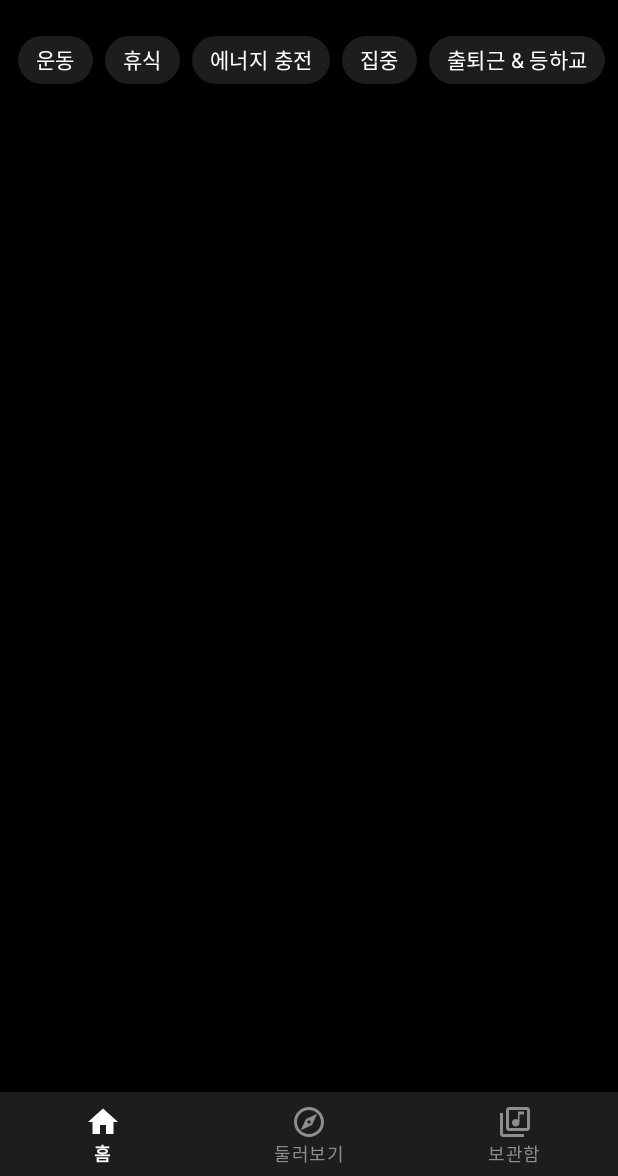
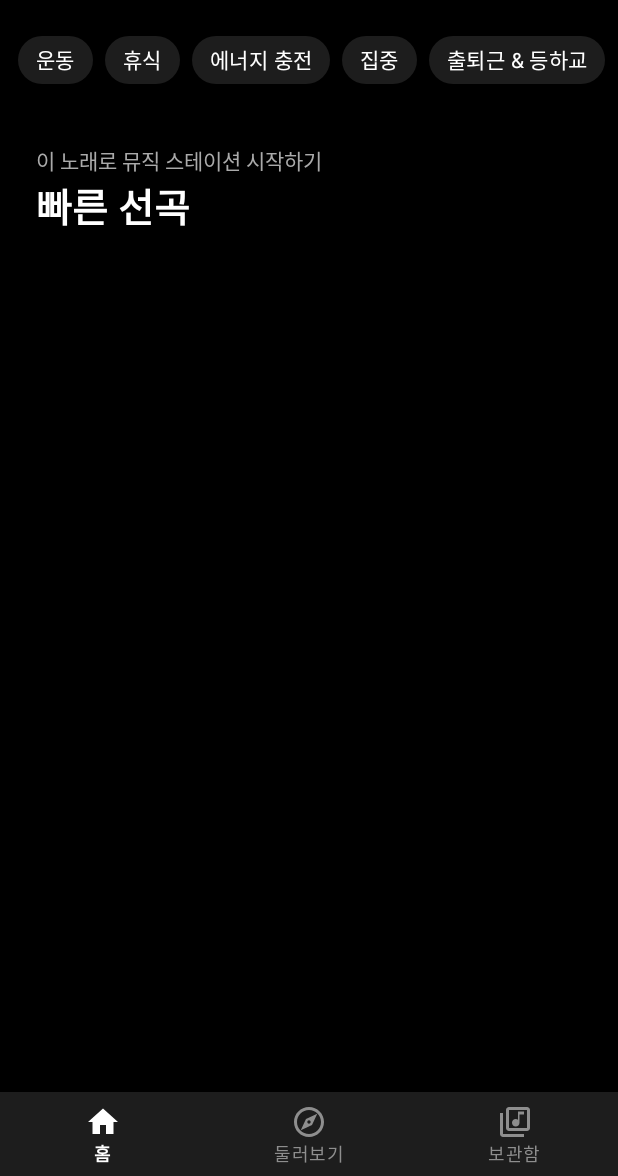
Before and after one commit to patrick0422/YangtubeMusic, an Android app: the screen it shows after launch (MainActivity), on a phone screen of 412 x 824 dp, the part 60-1236 px from its top. Run offline under Robolectric (Android 15) with nearby library versions, the light colour scheme and no system bars; our stand-ins replace data binding, navigation-ui; libraries missing offline, so code that uses them is left out: androidx.constraintlayout.widget.

Commit message:
Add Text description for quick play

```diff
--- a/app/src/main/res/layout/fragment_home.xml
+++ b/app/src/main/res/layout/fragment_home.xml
@@ -10,12 +10,14 @@
     <androidx.constraintlayout.widget.ConstraintLayout
         android:layout_width="match_parent"
         android:layout_height="match_parent"
-        tools:context=".HomeFragment">
+        tools:background="@color/black"
+        tools:context=".presentation.home.HomeFragment">
 
         <HorizontalScrollView
             android:id="@+id/chipBody"
             android:layout_width="0dp"
             android:layout_height="50dp"
+            android:scrollbars="none"
             app:layout_constraintEnd_toEndOf="parent"
             app:layout_constraintStart_toStartOf="parent"
             app:layout_constraintTop_toTopOf="parent">
@@ -27,8 +29,30 @@
                 android:clipToPadding="false"
                 android:paddingHorizontal="12dp"
                 app:singleLine="true"
-                app:singleSelection="true"/>
+                app:singleSelection="true" />
         </HorizontalScrollView>
+
+        <TextView
+            android:id="@+id/start_radio_from_a_song"
+            android:layout_width="wrap_content"
+            android:layout_height="wrap_content"
+            android:layout_marginHorizontal="24dp"
+            android:layout_marginTop="30dp"
+            android:text="@string/start_radio_from_a_song"
+            android:textColor="@color/gray"
+            app:layout_constraintStart_toStartOf="parent"
+            app:layout_constraintTop_toBottomOf="@+id/chipBody" />
+
+        <TextView
+            android:id="@+id/quick_picks"
+            android:layout_width="wrap_content"
+            android:layout_height="wrap_content"
+            android:text="@string/quick_picks"
+            android:textColor="@color/white"
+            android:textSize="26sp"
+            android:textStyle="bold"
+            app:layout_constraintStart_toStartOf="@+id/start_radio_from_a_song"
+            app:layout_constraintTop_toBottomOf="@+id/start_radio_from_a_song" />
 
     </androidx.constraintlayout.widget.ConstraintLayout>
 </layout>
--- a/app/src/main/res/values/strings.xml
+++ b/app/src/main/res/values/strings.xml
@@ -6,4 +6,6 @@
     <string name="connect_to_device">기기에 연결</string>
     <string name="search">검색</string>
     <string name="account">계정</string>
+    <string name="start_radio_from_a_song">이 노래로 뮤직 스테이션 시작하기</string>
+    <string name="quick_picks">빠른 선곡</string>
 </resources>
```
